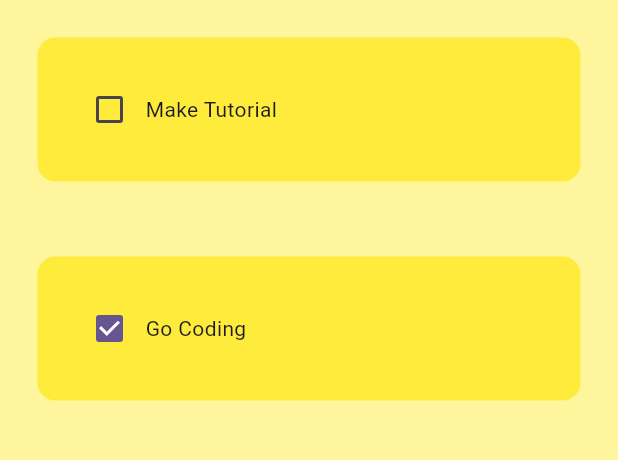
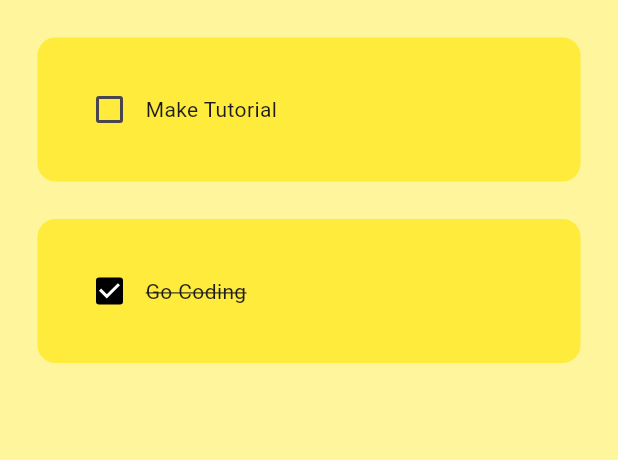
Before and after one commit to abdurashidovvv/flutter-todo, a Flutter app: the screen it shows after launch, on a phone screen of 412 x 824 dp, the part 84-544 px from its top. Run offline on Flutter 3.47's test engine with Material 3 defaults, Android fonts, the phone set to English and light mode, and no system bars.

Commit message:
ToDoTile and Checkbox is completed.. 01:28:50

```diff
--- a/lib/utils/todo_tile.dart
+++ b/lib/utils/todo_tile.dart
@@ -14,17 +14,17 @@ class ToDoTile extends StatelessWidget {
   @override
   Widget build(BuildContext context) {
     return Padding(
-      padding: const EdgeInsets.all(25.0),
+      padding: const EdgeInsets.only(left: 25.0, right: 25, top: 25),
       child: Container(
         padding: EdgeInsets.all(24),
+        decoration: BoxDecoration(
+            color: Colors.yellow, borderRadius: BorderRadius.circular(12)),
         child: Row(
           children: [
-            Checkbox(value: taskCompleted, onChanged: onChanged),
-            Text(taskName),
+            Checkbox(value: taskCompleted, onChanged: onChanged, activeColor: Colors.black,),
+            Text(taskName,style: TextStyle(decoration: taskCompleted ? TextDecoration.lineThrough : TextDecoration.none),),
           ],
         ),
-        decoration: BoxDecoration(
-            color: Colors.yellow, borderRadius: BorderRadius.circular(12)),
       ),
     );
   }
```
